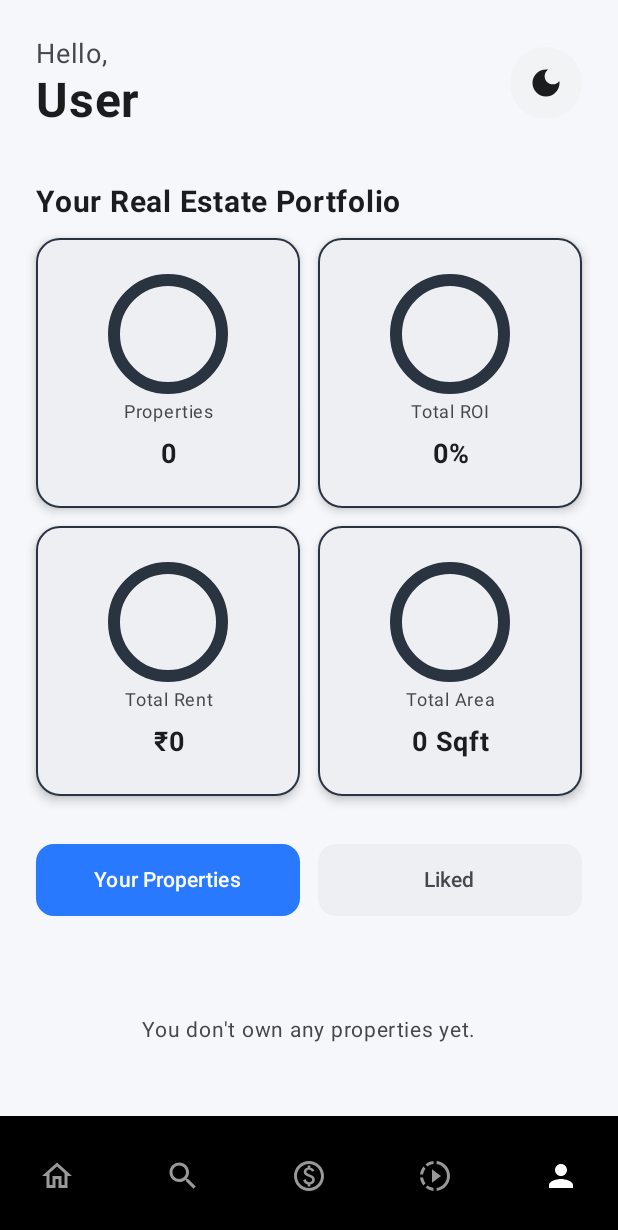
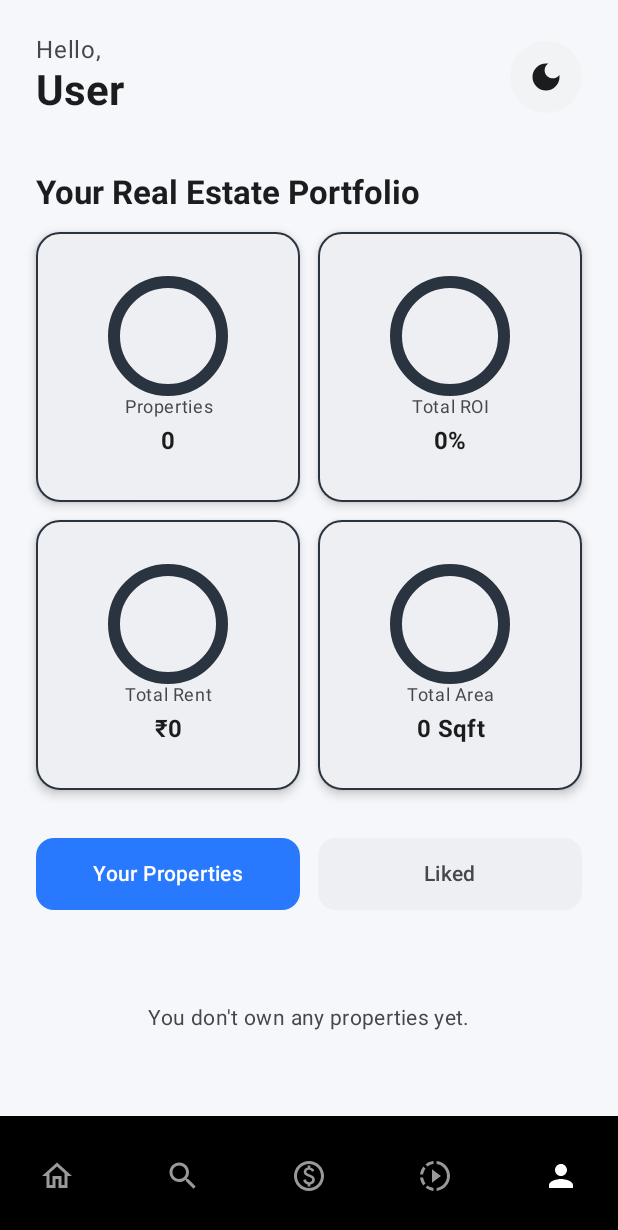
Before and after one commit to RITESHKUMAR7488/Nav_yuga, an Android app built with Jetpack Compose: the ArthYugaDashboard screen opened through its navigation route, item 5 of the bottom bar chosen, on a phone screen of 412 x 824 dp. Shown: the top 1230 px of the screen. Run offline under Robolectric (Android 15) with nearby library versions, the phone set to English and light mode, and no system bars; our stand-ins replace Dagger/Hilt's generated code, Firebase (no records; nobody signed in at launch, a user with empty details on screens opened directly); pictures from the network do not load.

Commit message:
font size

```diff
--- a/app/src/main/java/com/example/navyuga/feature/profile/presentation/ProfileScreen.kt
+++ b/app/src/main/java/com/example/navyuga/feature/profile/presentation/ProfileScreen.kt
@@ -4,7 +4,6 @@ import androidx.compose.animation.Crossfade
 import androidx.compose.animation.core.animateFloatAsState
 import androidx.compose.foundation.BorderStroke
 import androidx.compose.foundation.background
-import androidx.compose.foundation.clickable
 import androidx.compose.foundation.layout.*
 import androidx.compose.foundation.lazy.LazyColumn
 import androidx.compose.foundation.lazy.items
@@ -28,7 +27,7 @@ import androidx.compose.ui.layout.ContentScale
 import androidx.compose.ui.res.painterResource
 import androidx.compose.ui.text.font.FontWeight
 import androidx.compose.ui.unit.dp
-import androidx.compose.ui.unit.sp
+// Removed: import androidx.compose.ui.unit.sp (No longer needed)
 import androidx.hilt.navigation.compose.hiltViewModel
 import coil.compose.AsyncImage
 import com.example.navyuga.R
@@ -48,7 +47,7 @@ fun ProfileScreen(
     val ownedProperties by viewModel.ownedProperties.collectAsState()
     val likedProperties by viewModel.likedProperties.collectAsState()
 
-    var selectedTab by remember { mutableIntStateOf(0) } // 0 = Properties, 1 = Liked
+    var selectedTab by remember { mutableIntStateOf(0) }
 
     val userName = if (currentUserState is UiState.Success) {
         (currentUserState as UiState.Success).data.name.ifEmpty { "User" }
@@ -76,13 +75,18 @@ fun ProfileScreen(
                     horizontalArrangement = Arrangement.SpaceBetween
                 ) {
                     Column {
-                        Text(text = "Hello,", fontSize = 18.sp, color = MaterialTheme.colorScheme.onSurfaceVariant)
+                        // Fixed: Using bodyLarge (16sp) instead of hardcoded 18sp
+                        Text(
+                            text = "Hello,",
+                            style = MaterialTheme.typography.bodyLarge,
+                            color = MaterialTheme.colorScheme.onSurfaceVariant
+                        )
+                        // Fixed: Using headlineMedium instead of hardcoded 32sp
                         Text(
                             text = userName,
-                            fontSize = 32.sp,
+                            style = MaterialTheme.typography.headlineMedium,
                             fontWeight = FontWeight.Bold,
-                            color = MaterialTheme.colorScheme.onBackground,
-                            lineHeight = 36.sp
+                            color = MaterialTheme.colorScheme.onBackground
                         )
                     }
                     IconButton(
@@ -105,9 +109,10 @@ fun ProfileScreen(
 
             // 2. STATS GRID
             item {
+                // Fixed: Using titleLarge instead of hardcoded 20sp
                 Text(
                     text = "Your Real Estate Portfolio",
-                    fontSize = 20.sp,
+                    style = MaterialTheme.typography.titleLarge,
                     fontWeight = FontWeight.Bold,
                     color = MaterialTheme.colorScheme.onBackground,
                     modifier = Modifier.padding(horizontal = 24.dp, vertical = 12.dp)
@@ -155,7 +160,12 @@ fun ProfileScreen(
             if (activeList.isEmpty()) {
                 item {
                     Box(modifier = Modifier.fillMaxWidth().padding(top = 40.dp), contentAlignment = Alignment.Center) {
-                        Text(text = emptyMessage, color = MaterialTheme.colorScheme.onSurfaceVariant, fontSize = 14.sp)
+                        // Fixed: Using bodyMedium (14sp) instead of hardcoded 14sp
+                        Text(
+                            text = emptyMessage,
+                            style = MaterialTheme.typography.bodyMedium,
+                            color = MaterialTheme.colorScheme.onSurfaceVariant
+                        )
                     }
                 }
             } else {
@@ -202,16 +212,18 @@ fun BigStatCard(stat: ProfileStat, modifier: Modifier = Modifier) {
                     trackColor = Color.Transparent
                 )
             }
+            // Fixed: Using bodySmall (12sp) instead of hardcoded 12sp
             Text(
                 text = stat.title,
-                fontSize = 12.sp,
+                style = MaterialTheme.typography.bodySmall,
                 color = MaterialTheme.colorScheme.onSurfaceVariant,
                 textAlign = androidx.compose.ui.text.style.TextAlign.Center,
                 modifier = Modifier.padding(bottom = 4.dp)
             )
+            // Fixed: Using titleMedium instead of hardcoded 18sp
             Text(
                 text = stat.value,
-                fontSize = 18.sp,
+                style = MaterialTheme.typography.titleMedium,
                 fontWeight = FontWeight.Bold,
                 color = MaterialTheme.colorScheme.onSurface,
                 textAlign = androidx.compose.ui.text.style.TextAlign.Center
@@ -253,7 +265,6 @@ fun ProfilePropertyCard(
                 AsyncImage(model = property.mainImage, contentDescription = "Property Image", contentScale = ContentScale.Crop, modifier = Modifier.fillMaxSize())
             }
             Row(Modifier.fillMaxWidth().padding(top = 12.dp, bottom = 4.dp, start = 16.dp, end = 16.dp), horizontalArrangement = Arrangement.SpaceBetween) {
-                // ⚡ MODIFIED LABELS HERE
                 ProfilePropertyStat("Price", "₹${property.minInvest}")
                 ProfilePropertyStat("Return", property.rentReturn.ifEmpty { "₹15k" })
                 ProfilePropertyStat("ROI", "${property.roi}%", true)
@@ -278,7 +289,8 @@ fun ProfilePropertyCard(
 @Composable
 fun ProfilePropertyStat(label: String, value: String, isHighlight: Boolean = false) {
     Column(horizontalAlignment = Alignment.CenterHorizontally) {
-        Text(label, style = MaterialTheme.typography.labelSmall, color = MaterialTheme.colorScheme.onSurfaceVariant)
+        // Fixed: Using bodySmall/bodyMedium from theme
+        Text(label, style = MaterialTheme.typography.bodySmall, color = MaterialTheme.colorScheme.onSurfaceVariant)
         Text(value, style = MaterialTheme.typography.bodyMedium.copy(fontWeight = FontWeight.Bold), color = if (isHighlight) Color(0xFF4ADE80) else MaterialTheme.colorScheme.onSurface)
     }
 }
@@ -294,6 +306,7 @@ fun ProfileTabButton(text: String, isSelected: Boolean, modifier: Modifier = Mod
         shape = RoundedCornerShape(12.dp),
         elevation = ButtonDefaults.buttonElevation(0.dp)
     ) {
-        Text(text = text, fontSize = 14.sp, fontWeight = FontWeight.SemiBold, color = contentColor)
+        // Fixed: Using bodyMedium (14sp) instead of hardcoded 14sp
+        Text(text = text, style = MaterialTheme.typography.bodyMedium, fontWeight = FontWeight.SemiBold, color = contentColor)
     }
 }
--- a/app/src/main/java/com/example/navyuga/ui/theme/Type.kt
+++ b/app/src/main/java/com/example/navyuga/ui/theme/Type.kt
@@ -8,27 +8,36 @@ import androidx.compose.ui.unit.sp
 
 // Set of Material typography styles to start with
 val Typography = Typography(
+    // Primary body text: 16sp
     bodyLarge = TextStyle(
         fontFamily = FontFamily.Default,
         fontWeight = FontWeight.Normal,
         fontSize = 16.sp,
         lineHeight = 24.sp,
         letterSpacing = 0.5.sp
-    )
-    /* Other default text styles to override
-    titleLarge = TextStyle(
+    ),
+    // Secondary body text: 14sp
+    bodyMedium = TextStyle(
         fontFamily = FontFamily.Default,
         fontWeight = FontWeight.Normal,
-        fontSize = 22.sp,
-        lineHeight = 28.sp,
-        letterSpacing = 0.sp
+        fontSize = 14.sp,
+        lineHeight = 20.sp,
+        letterSpacing = 0.25.sp
     ),
-    labelSmall = TextStyle(
+    // Caption/subtle description: 12sp
+    bodySmall = TextStyle(
+        fontFamily = FontFamily.Default,
+        fontWeight = FontWeight.Normal,
+        fontSize = 12.sp,
+        lineHeight = 16.sp,
+        letterSpacing = 0.4.sp
+    ),
+    // Optional: Label styles for buttons/tags usually match these sizes but with different weights
+    labelMedium = TextStyle(
         fontFamily = FontFamily.Default,
         fontWeight = FontWeight.Medium,
-        fontSize = 11.sp,
+        fontSize = 12.sp,
         lineHeight = 16.sp,
         letterSpacing = 0.5.sp
     )
-    */
 )
```
